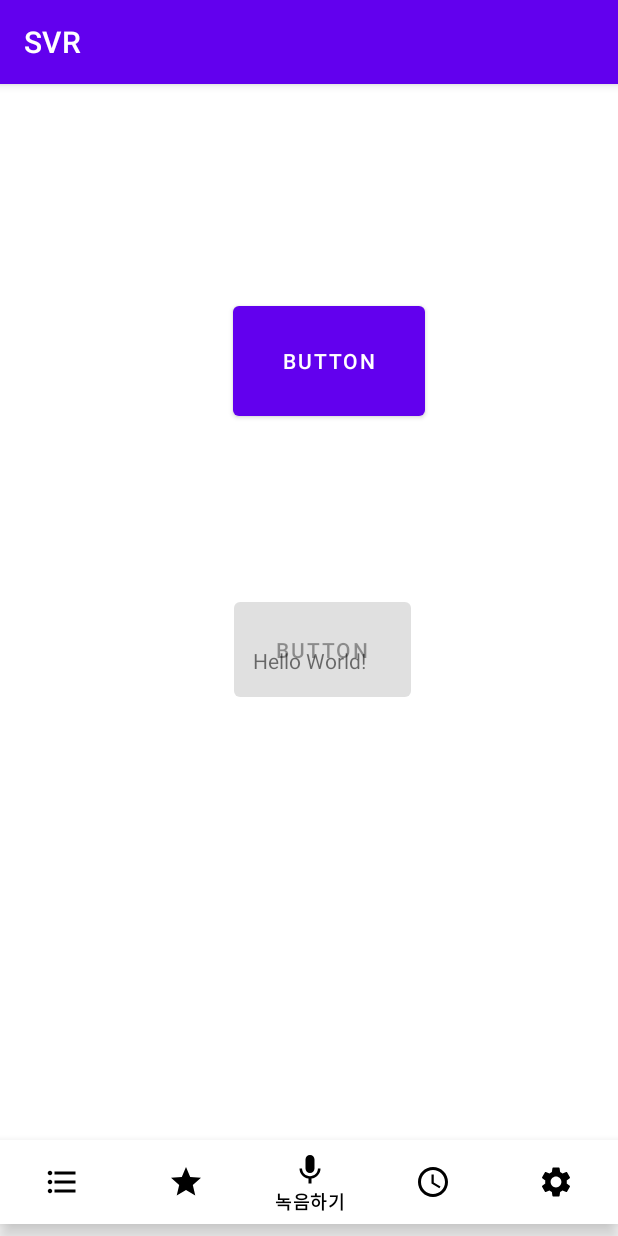
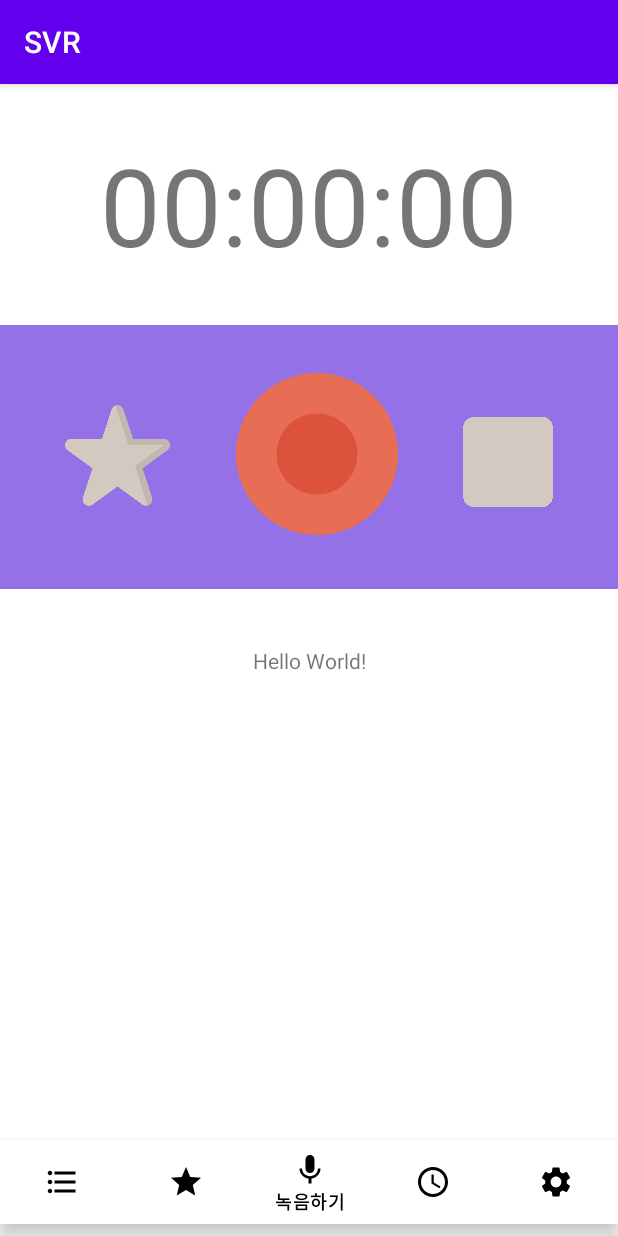
Before and after one commit to paperfrog1228/Shake-Voice-Recorder, an Android app: the screen it shows after launch (MainActivity), item 3 of the bottom bar chosen, on a phone screen of 412 x 824 dp. Run offline under Robolectric (Android 15) with nearby library versions, the phone set to English and light mode, and no system bars.

Commit message:
Add record time func and modify record action design
이제 좀 있어 보이는 어플로 바뀌어가고 있다.

```diff
--- a/app/src/main/java/com/example/svr/fragment/RecordActionFrag.java
+++ b/app/src/main/java/com/example/svr/fragment/RecordActionFrag.java
@@ -1,14 +1,25 @@
 package com.example.svr.fragment;
+import android.annotation.SuppressLint;
+import android.content.res.ColorStateList;
+import android.graphics.Color;
 import android.media.MediaPlayer;
 import android.media.MediaRecorder;
+import android.os.Build;
 import android.os.Bundle;
+import android.os.CountDownTimer;
 import android.os.Environment;
+import android.os.Handler;
+import android.os.Message;
 import android.view.LayoutInflater;
 import android.view.View;
 import android.view.ViewGroup;
 import android.widget.Button;
+import android.widget.ImageButton;
+import android.widget.TextView;
+import android.widget.ToggleButton;
 
 import androidx.annotation.Nullable;
+import androidx.annotation.RequiresApi;
 import androidx.fragment.app.Fragment;
 import com.example.svr.R;
 import com.example.svr.RecordDB;
@@ -22,10 +33,16 @@ import java.util.Date;
 public class RecordActionFrag extends Fragment {
     MediaRecorder myAudioRecorder;
     MediaPlayer mediaPlayer;
-    String file_length;
+    Thread timeThread;
     String file_name;
     String record_date;
     SimpleDateFormat simpleDate;
+    boolean isRecord=false;
+    boolean isStart=false;
+    ImageButton recordBtn;
+    ImageButton stopBtn;
+    ToggleButton bookmarkBtn;
+    TextView recordTimeTv;
     @Nullable
     @Override
     public View onCreateView(LayoutInflater inflater, @Nullable ViewGroup container, @Nullable Bundle savedInstanceState) {
@@ -34,41 +51,47 @@ public class RecordActionFrag extends Fragment {
         File file= new File(file_path);
         Long date=new Date().getTime();
         Date current_time = new Date(Long.valueOf(date));
+        timeThread=new Thread(new timeThread());
         simpleDate=new SimpleDateFormat("yyyy-MM-dd hh:mm:ss");
-        Button recordBtn=rootView.findViewById(R.id.btn_record);
-        Button stopBtn=rootView.findViewById(R.id.btn_stop);
+        // init
+        recordBtn=rootView.findViewById(R.id.btn_record);
+        stopBtn=rootView.findViewById(R.id.btn_stop);
+        bookmarkBtn=rootView.findViewById(R.id.btn_record_bookmark);
+        recordTimeTv=rootView.findViewById(R.id.tv_record_time);
+
         stopBtn.setEnabled(false);
+        bookmarkBtn.setChecked(false);
         if (!file.exists()){
             file.mkdirs();
         }
-        file_name=file+"/"+current_time;
+        file_name=file+"/"+current_time+".3gp";
+        setMediaRecorder();
         recordBtn.setOnClickListener(new View.OnClickListener() {
+            @RequiresApi(api = Build.VERSION_CODES.N)
             @Override
             public void onClick(View v) {
-                myAudioRecorder = new MediaRecorder();
-                myAudioRecorder.setOutputFile(file_name);
-                myAudioRecorder.setAudioSource(MediaRecorder.AudioSource.MIC);
-                myAudioRecorder.setOutputFormat(MediaRecorder.OutputFormat.THREE_GPP);
-                myAudioRecorder.setAudioEncoder(MediaRecorder.OutputFormat.AMR_NB);
-                try {
-                    myAudioRecorder.prepare();
+                if(isRecord){
+                    myAudioRecorder.pause();
+                    recordBtn.setImageResource(R.drawable.record);
+                    isRecord=false;
                 }
-                catch (IllegalStateException ise){
-                    System.out.println("씨발 뭐여 : "+ise);
+                else{
+                    if(isStart)
+                        myAudioRecorder.resume();
+                    else
+                        mediaStart();
+                    recordBtn.setImageResource(R.drawable.pause);
+
+                    isRecord=true;
                 }
-                catch (IOException ioe){
-                    System.out.println("씨발 뭐여 : "+ioe);
-                }
-                mediaStart();
-                recordBtn.setEnabled(false);
                 stopBtn.setEnabled(true);
             }
         });
+
         stopBtn.setOnClickListener(new View.OnClickListener() {
             @Override
             public void onClick(View v) {
                 mediaPlayer =new MediaPlayer();
-                System.out.println("sssss:"+file_name);
                 try
                 {
                     myAudioRecorder.stop();
@@ -79,58 +102,77 @@ public class RecordActionFrag extends Fragment {
                 }
                 myAudioRecorder.reset();
                 myAudioRecorder.release();
+                timeThread.interrupt();
                 myAudioRecorder=null;
-               recordBtn.setEnabled(true);
-               stopBtn.setEnabled(false);
-                file_length=getLength();
-                record_date=simpleDate.format(new Date(System.currentTimeMillis()));
-                System.out.println(record_date);
-               RecordDB.getInstance().insertRecord(file_name,record_date,file_length,0,file_name);
+                recordBtn.setEnabled(true);
+                stopBtn.setEnabled(false);
+                int isBookmark=0;
+                if(bookmarkBtn.isChecked())
+                    isBookmark=1;
+                String file_length=recordTimeTv.getText().toString();
+                String record_date=simpleDate.format(new Date(System.currentTimeMillis()));
+                RecordDB.getInstance().insertRecord(file_name,record_date,file_length,isBookmark,file_name);
             }
         });
-
         return rootView;
     }
-    public static boolean checkWritable() {
-        // Retrieving the external storage state
-        String state = Environment.getExternalStorageState();
-
-        // Check if writable
-        if (Environment.MEDIA_MOUNTED.equals(state)){
-            if(Environment.MEDIA_MOUNTED_READ_ONLY.equals(state)) {
-                return false;
-            }else{
-                return true;
-            }
+    private void setMediaRecorder(){
+        myAudioRecorder = new MediaRecorder();
+        myAudioRecorder.setAudioSource(MediaRecorder.AudioSource.MIC);
+        myAudioRecorder.setOutputFormat(MediaRecorder.OutputFormat.THREE_GPP);
+        myAudioRecorder.setAudioEncoder(MediaRecorder.OutputFormat.AMR_NB);
+        System.out.println(file_name);
+        myAudioRecorder.setOutputFile(file_name);
+        try {
+            myAudioRecorder.prepare();
         }
-        return false;
+        catch (IllegalStateException ise){
+            System.out.println("에러! : "+ise);
+        }
+        catch (IOException ioe){
+            System.out.println("에러! : "+ioe);
+        }
     }
     private void mediaStart(){
+        stopBtn.setImageResource(R.drawable.stop_enable);
         try{
             myAudioRecorder.start();
         }
         catch (IllegalStateException ise){
             System.out.println(ise);
         }
+        isStart=true;
+        timeThread.start();
     }
-    private String getLength(){
-        int duration=0;
-
-        if(mediaPlayer.isPlaying()) {
-            mediaPlayer.pause();
+    @SuppressLint("HandlerLeak")
+    Handler handler = new Handler() {
+        @Override
+        public void handleMessage(Message msg) {
+            int sec = (msg.arg1 / 100) % 60;
+            int min = (msg.arg1 / 100) / 60;
+            int hour = (msg.arg1 / 100) / 360;
+            @SuppressLint("DefaultLocale") String result = String.format("%02d:%02d:%02d", hour, min, sec);
+            recordTimeTv.setText(result);
         }
-        mediaPlayer.reset();
-        try {
-            mediaPlayer.setDataSource(file_name);
-
+    };
+    public class timeThread implements Runnable {
+        @Override
+        public void run() {
+            int i = 0;
+            while (true) {
+                while (isRecord) { //일시정지를 누르면 멈춤
+                    Message msg = new Message();
+                    msg.arg1 = i++;
+                    handler.sendMessage(msg);
+                    try {
+                        Thread.sleep(10);
+                    }
+                    catch (InterruptedException e) {
+                        e.printStackTrace();
+                        return; // 인터럽트 받을 경우 return
+                    }
+                }
+            }
         }
-        catch (IOException e) {
-            e.printStackTrace();
-        }
-
-        String Hour = String.format("%02d",(duration/1000/3600));
-        String Min = String.format("%02d",((duration/1000/60)%60));
-        String Sec = String.format("%02d", (duration / 1000) % 60);
-        return Hour+":"+Min+":"+Sec;
     }
 }
--- a/app/src/main/res/layout/record_action_frag.xml
+++ b/app/src/main/res/layout/record_action_frag.xml
@@ -6,31 +6,111 @@
     android:layout_width="match_parent"
     android:layout_height="match_parent">
 
-    <Button
-        android:id="@+id/btn_record"
-        android:layout_width="128dp"
-        android:layout_height="85dp"
-        android:text="Button"
+    <LinearLayout
+        android:layout_width="match_parent"
+        android:layout_height="match_parent"
+        android:orientation="vertical"
         app:layout_constraintBottom_toBottomOf="parent"
         app:layout_constraintEnd_toEndOf="parent"
-        app:layout_constraintHorizontal_bias="0.548"
+        app:layout_constraintHorizontal_bias="0.0"
         app:layout_constraintStart_toStartOf="parent"
         app:layout_constraintTop_toTopOf="parent"
-        app:layout_constraintVertical_bias="0.232" />
+        app:layout_constraintVertical_bias="0.0">
 
-    <Button
-        android:id="@+id/btn_stop"
-        android:layout_width="118dp"
-        android:layout_height="75dp"
-        android:layout_marginStart="155dp"
-        android:layout_marginLeft="155dp"
-        android:layout_marginTop="112dp"
-        android:layout_marginEnd="138dp"
-        android:layout_marginRight="138dp"
-        android:text="Button"
-        app:layout_constraintEnd_toEndOf="parent"
-        app:layout_constraintHorizontal_bias="1.0"
-        app:layout_constraintStart_toStartOf="parent"
-        app:layout_constraintTop_toBottomOf="@+id/btn_record" />
+        <FrameLayout
+            android:layout_width="match_parent"
+            android:layout_height="wrap_content">
+
+            <androidx.constraintlayout.widget.ConstraintLayout
+                android:layout_width="match_parent"
+                android:layout_height="match_parent">
+
+                <TextView
+                    android:id="@+id/tv_record_time"
+                    android:layout_width="wrap_content"
+                    android:layout_height="wrap_content"
+                    android:layout_marginStart="32dp"
+                    android:layout_marginLeft="32dp"
+                    android:layout_marginTop="32dp"
+                    android:layout_marginEnd="32dp"
+                    android:layout_marginRight="32dp"
+                    android:layout_marginBottom="32dp"
+                    android:text="00:00:00"
+                    android:textSize="72sp"
+                    app:layout_constraintBottom_toBottomOf="parent"
+                    app:layout_constraintEnd_toEndOf="parent"
+                    app:layout_constraintStart_toStartOf="parent"
+                    app:layout_constraintTop_toTopOf="parent" />
+            </androidx.constraintlayout.widget.ConstraintLayout>
+
+        </FrameLayout>
+
+        <FrameLayout
+            android:layout_width="match_parent"
+            android:layout_height="wrap_content"
+            android:background="#9471E6">
+
+            <androidx.constraintlayout.widget.ConstraintLayout
+                android:layout_width="match_parent"
+                android:layout_height="match_parent">
+
+                <ToggleButton
+                    android:id="@+id/btn_record_bookmark"
+                    android:layout_width="70dp"
+                    android:layout_height="70dp"
+                    android:layout_marginStart="32dp"
+                    android:layout_marginLeft="32dp"
+                    android:layout_marginTop="52dp"
+                    android:layout_marginEnd="16dp"
+                    android:layout_marginRight="16dp"
+                    android:layout_marginBottom="54dp"
+                    android:background="@drawable/bookmark_btn_states"
+                    android:text="ToggleButton"
+                    android:textOff=""
+                    android:textOn=""
+                    app:layout_constraintBottom_toBottomOf="parent"
+                    app:layout_constraintEnd_toStartOf="@+id/btn_record"
+                    app:layout_constraintStart_toStartOf="parent"
+                    app:layout_constraintTop_toTopOf="parent" />
+
+                <ImageButton
+                    android:id="@+id/btn_record"
+                    android:layout_width="108dp"
+                    android:layout_height="108dp"
+                    android:layout_marginStart="16dp"
+                    android:layout_marginLeft="16dp"
+                    android:layout_marginTop="32dp"
+                    android:layout_marginEnd="16dp"
+                    android:layout_marginRight="16dp"
+                    android:layout_marginBottom="32dp"
+                    android:background="#00FFFFFF"
+                    android:scaleType="centerInside"
+                    app:layout_constraintBottom_toBottomOf="parent"
+                    app:layout_constraintEnd_toStartOf="@+id/btn_stop"
+                    app:layout_constraintStart_toEndOf="@+id/btn_record_bookmark"
+                    app:layout_constraintTop_toTopOf="parent"
+                    app:layout_constraintVertical_bias="0.0"
+                    app:srcCompat="@drawable/record" />
+
+                <ImageButton
+                    android:id="@+id/btn_stop"
+                    android:layout_width="60dp"
+                    android:layout_height="60dp"
+                    android:layout_marginStart="16dp"
+                    android:layout_marginLeft="16dp"
+                    android:layout_marginTop="32dp"
+                    android:layout_marginEnd="32dp"
+                    android:layout_marginRight="32dp"
+                    android:layout_marginBottom="25dp"
+                    android:background="#00FFFFFF"
+                    android:scaleType="fitCenter"
+                    app:layout_constraintBottom_toBottomOf="parent"
+                    app:layout_constraintEnd_toEndOf="parent"
+                    app:layout_constraintStart_toEndOf="@+id/btn_record"
+                    app:layout_constraintTop_toTopOf="parent"
+                    app:srcCompat="@drawable/stop" />
+            </androidx.constraintlayout.widget.ConstraintLayout>
+        </FrameLayout>
+    </LinearLayout>
 
 </androidx.constraintlayout.widget.ConstraintLayout>
```
Also changed, not shown: app/src/main/java/com/example/svr/MainActivity.java (line endings or trailing spaces), app/src/main/res/drawable/pause.png (added), app/src/main/res/drawable/record.png (added), app/src/main/res/drawable/stop.png (added), app/src/main/res/drawable/stop_enable.png (added).
